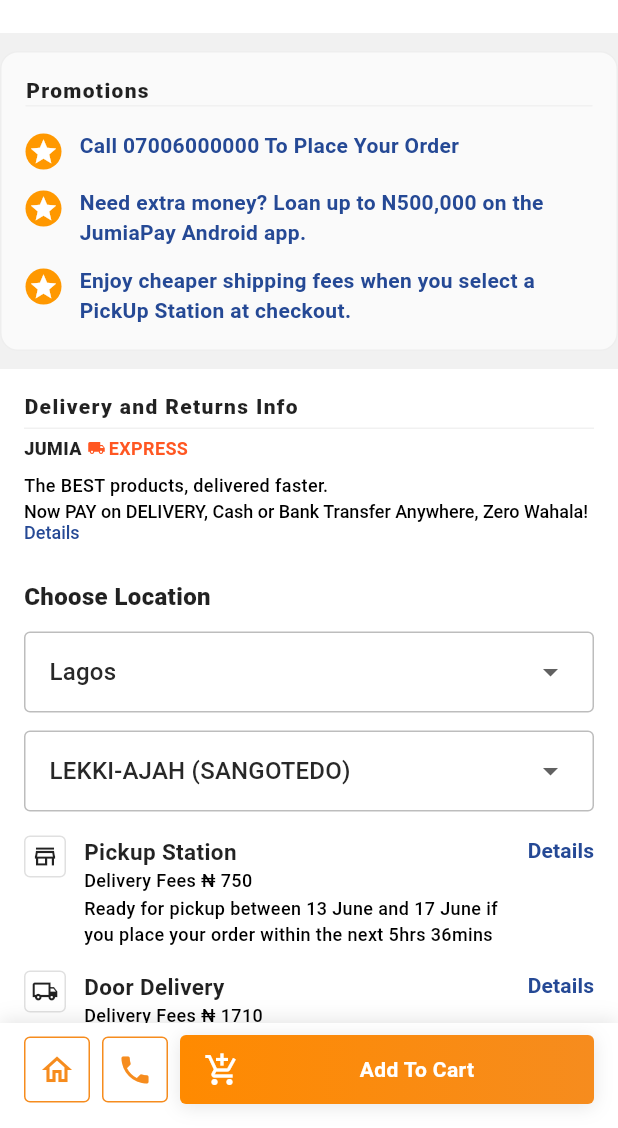
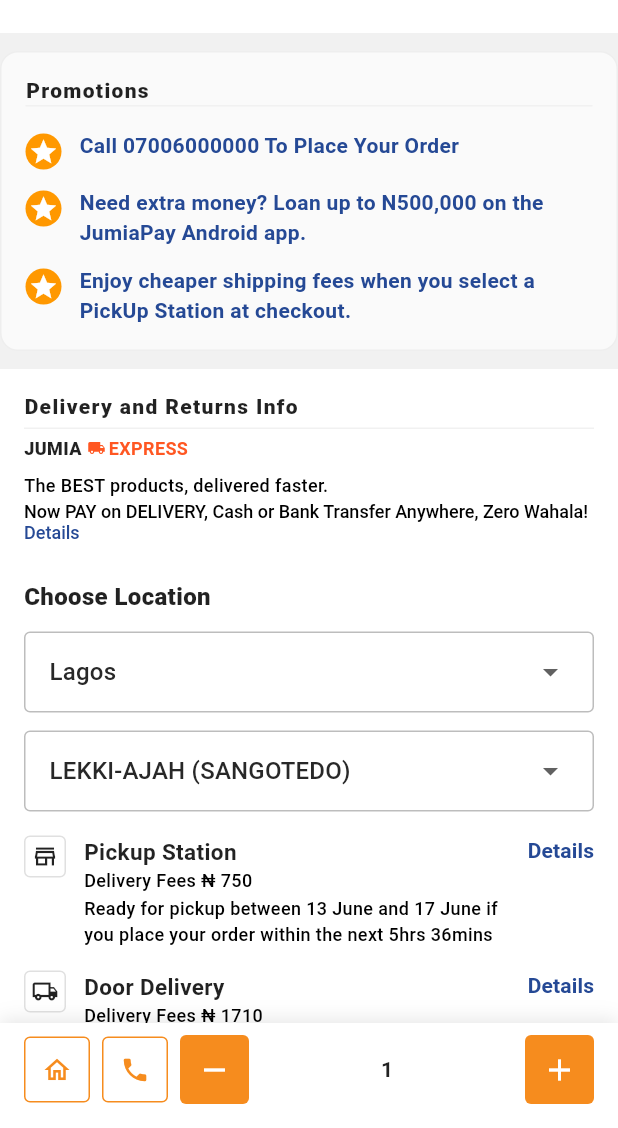
Before and after one commit to GreatGrant/jumia-clone, a Flutter app: the DetailsScreen screen opened directly with sample values from the repository, scrolled down 576 dp, after a tap on "Add To Cart", on a phone screen of 412 x 824 dp, the part 108-1236 px from its top. Run offline on Flutter 3.47's test engine with Material 3 defaults, Android fonts, the phone set to English and light mode, and no system bars; our stand-ins replace cached_network_image, carousel_slider, flutter_riverpod, flutter_svg, go_router, shimmer and 1 more; network calls fail.

Commit message:
handle cart state in persitant footer widget

```diff
--- /dev/null
+++ b/lib/cart_provider.dart
@@ -0,0 +1,141 @@
+import 'package:flutter_riverpod/flutter_riverpod.dart';
+import '../models/cart_item.dart';
+import '../models/product_model.dart';
+
+class CartNotifier extends StateNotifier<List<CartItem>> {
+  CartNotifier() : super([]);
+
+  void addToCart(ProductModel product) {
+    final existingIndex = state.indexWhere((item) => item.productId == product.id);
+
+    if (existingIndex >= 0) {
+      // Product already in cart, increment quantity if not exceeding stock
+      final existingItem = state[existingIndex];
+
+      if (existingItem.quantity < existingItem.maxStock) {
+        state = [
+          for (int i = 0; i < state.length; i++)
+            if (i == existingIndex)
+              existingItem.copyWith(quantity: existingItem.quantity + 1)
+            else
+              state[i]
+        ];
+      }
+    } else {
+      // New product, add to cart
+      final availableStock = _getAvailableStock(product);
+      if (availableStock > 0) {
+        final cartItem = CartItem(
+          productId: product.id,
+          title: product.title ?? 'Unnamed Product',
+          imageUrl: product.imageUrls.isNotEmpty ? product.imageUrls.first : '',
+          price: product.price,
+          quantity: 1,
+          maxStock: availableStock,
+          product: product,
+        );
+        state = [...state, cartItem];
+      }
+    }
+  }
+
+  void incrementQuantity(String productId) {
+    final existingIndex = state.indexWhere((item) => item.productId == productId);
+
+    if (existingIndex >= 0) {
+      final existingItem = state[existingIndex];
+      if (existingItem.quantity < existingItem.maxStock) {
+        state = [
+          for (int i = 0; i < state.length; i++)
+            if (i == existingIndex)
+              existingItem.copyWith(quantity: existingItem.quantity + 1)
+            else
+              state[i]
+        ];
+      }
+    }
+  }
+
+  void decrementQuantity(String productId) {
+    final existingIndex = state.indexWhere((item) => item.productId == productId);
+
+    if (existingIndex >= 0) {
+      final existingItem = state[existingIndex];
+      if (existingItem.quantity > 1) {
+        state = [
+          for (int i = 0; i < state.length; i++)
+            if (i == existingIndex)
+              existingItem.copyWith(quantity: existingItem.quantity - 1)
+            else
+              state[i]
+        ];
+      } else {
+        // Remove item if quantity would be 0
+        state = state.where((item) => item.productId != productId).toList();
+      }
+    }
+  }
+
+  void removeFromCart(String productId) {
+    state = state.where((item) => item.productId != productId).toList();
+  }
+
+  void clearCart() {
+    state = [];
+  }
+
+  int _getAvailableStock(ProductModel product) {
+    // Use itemsLeft from the product if available
+    if (product.itemsLeft != null && product.itemsLeft! > 0) {
+      return product.itemsLeft!;
+    }
+
+    // If itemsLeft is null or 0, but the product is marked as in stock,
+    // return a reasonable default
+    if (product.inStock) {
+      return 999; // Large number for unlimited-like stock
+    }
+
+    // Product is out of stock
+    return 0;
+  }
+}
+
+// Cart provider
+final cartProvider = StateNotifierProvider<CartNotifier, List<CartItem>>((ref) {
+  return CartNotifier();
+});
+
+// Cart item count provider
+final cartItemCountProvider = Provider<int>((ref) {
+  final cart = ref.watch(cartProvider);
+  return cart.fold(0, (total, item) => total + item.quantity);
+});
+
+// Cart total provider
+final cartTotalProvider = Provider<double>((ref) {
+  final cart = ref.watch(cartProvider);
+  return cart.fold(0.0, (total, item) => total + item.totalPrice);
+});
+
+// Provider to get cart item for a specific product
+final cartItemForProductProvider = Provider.family<CartItem?, String>((ref, productId) {
+  final cart = ref.watch(cartProvider);
+  try {
+    return cart.firstWhere((item) => item.productId == productId);
+  } catch (e) {
+    return null;
+  }
+});
+
+// Provider to check if product is in cart
+final isInCartProvider = Provider.family<bool, String>((ref, productId) {
+  final cartItem = ref.watch(cartItemForProductProvider(productId));
+  return cartItem != null;
+});
+
+// Provider to get quantity of specific product in cart
+final productQuantityInCartProvider = Provider.family<int, String>((ref, productId) {
+  final cartItem = ref.watch(cartItemForProductProvider(productId));
+  return cartItem?.quantity ?? 0;
+});
--- a/lib/screens/details_sreen.dart
+++ b/lib/screens/details_sreen.dart
@@ -377,17 +377,8 @@
         ),
       ),
       bottomNavigationBar: PersistentFooterWidget(
-        onHomePressed: () {
-          context.go('/home');
-        },
-        onCallPressed: () {
-          // Implement call functionality or navigate to contact page
-          print('Call pressed');
-        },
-        onAddToCartPressed: () {
-          // Implement add to cart logic
-          print('Add to cart pressed');
-        },
+        product: widget.product,
+
       ),
     );
   }
--- /dev/null
+++ b/lib/widgets/custom_icon_button.dart
@@ -0,0 +1,41 @@
+import 'package:flutter/material.dart';
+import 'package:jumia_clone/theme/colors.dart';
+
+class CustomIconButton extends StatelessWidget {
+  final IconData icon;
+  final VoidCallback? onPressed;
+  final double size;
+  final BorderRadius borderRadius;
+
+  const CustomIconButton({
+    super.key,
+    required this.icon,
+    required this.onPressed,
+    this.size = 44,
+    this.borderRadius = const BorderRadius.all(Radius.circular(4)),
+  });
+
+  @override
+  Widget build(BuildContext context) {
+    return Container(
+      width: size,
+      height: size,
+      decoration: BoxDecoration(
+        border: Border.all(color: AppColors.primary),
+        borderRadius: borderRadius,
+      ),
+      child: Material(
+        color: Colors.transparent,
+        child: InkWell(
+          onTap: onPressed,
+          borderRadius: borderRadius,
+          child: Icon(
+            icon,
+            color: AppColors.primary,
+            size: 20,
+          ),
+        ),
+      ),
+    );
+  }
+}
--- a/lib/widgets/persistent_footer_widget.dart
+++ b/lib/widgets/persistent_footer_widget.dart
@@ -1,25 +1,32 @@
 import 'package:flutter/material.dart';
 import 'package:flutter/services.dart';
+import 'package:flutter_riverpod/flutter_riverpod.dart';
 
-import '../theme/colors.dart'; // For SystemChrome
+import '../cart_provider.dart';
+import '../models/product_model.dart';
+import '../theme/colors.dart';
+import 'custom_icon_button.dart';
 
-
-class PersistentFooterWidget extends StatelessWidget {
+class PersistentFooterWidget extends ConsumerWidget {
   final VoidCallback? onHomePressed;
   final VoidCallback? onCallPressed;
-  final VoidCallback? onAddToCartPressed;
+  final ProductModel product;
 
   const PersistentFooterWidget({
     super.key,
     this.onHomePressed,
     this.onCallPressed,
-    this.onAddToCartPressed,
+    required this.product,
   });
 
   static const BorderRadius _buttonRadius = BorderRadius.all(Radius.circular(4));
 
   @override
-  Widget build(BuildContext context) {
+  Widget build(BuildContext context, WidgetRef ref) {
+    final isInCart = ref.watch(isInCartProvider(product.id));
+    final quantity = ref.watch(productQuantityInCartProvider(product.id));
+    final cartItem = ref.watch(cartItemForProductProvider(product.id));
+
     return Container(
       padding: const EdgeInsets.symmetric(horizontal: 16.0, vertical: 8.0),
       decoration: BoxDecoration(
@@ -36,16 +43,16 @@
         child: Row(
           children: [
             Padding(
-              padding: EdgeInsetsGeometry.only(bottom: 8),
-              child: _buildIconButton(
+              padding: const EdgeInsets.only(bottom: 8),
+              child: CustomIconButton(
                 icon: Icons.home_outlined,
                 onPressed: onHomePressed,
               ),
             ),
             const SizedBox(width: 8),
             Padding(
-              padding: EdgeInsetsGeometry.only(bottom: 8),
-              child: _buildIconButton(
+              padding: const EdgeInsets.only(bottom: 8),
+              child: CustomIconButton(
                 icon: Icons.phone,
                 onPressed: onCallPressed,
               ),
@@ -55,6 +62,19 @@
               child: Container(
                 margin: const EdgeInsets.only(bottom: 8),
                 height: 46,
+                child: isInCart
+                    ? _buildQuantityControls(ref, quantity, cartItem?.maxStock ?? 0)
+                    : _buildAddToCartButton(ref),
+              ),
+            ),
+          ],
+        ),
+      ),
+    );
+  }
+
+  Widget _buildAddToCartButton(WidgetRef ref) {
+    return Container(
       decoration: BoxDecoration(
         boxShadow: [
           BoxShadow(
@@ -63,7 +83,7 @@
             offset: const Offset(0, 2),
           ),
         ],
-                  gradient: LinearGradient(
+        gradient: const LinearGradient(
           colors: [Color(0xFFFF8A00), AppColors.primary],
           begin: Alignment.centerLeft,
           end: Alignment.centerRight,
@@ -73,12 +93,14 @@
       child: Material(
         color: Colors.transparent,
         child: InkWell(
-                    onTap: onAddToCartPressed,
+          onTap: () {
+            ref.read(cartProvider.notifier).addToCart(product);
+          },
           borderRadius: _buttonRadius,
           child: const Row(
             mainAxisAlignment: MainAxisAlignment.start,
             children: [
-                        SizedBox(width: 16), // Space before icon
+              SizedBox(width: 16),
               Icon(
                 Icons.add_shopping_cart_outlined,
                 color: Colors.white,
@@ -100,37 +122,107 @@
           ),
         ),
       ),
+    );
+  }
+
+  Widget _buildQuantityControls(WidgetRef ref, int quantity, int maxStock) {
+    final canDecrement = quantity > 0;
+    final canIncrement = quantity < maxStock;
+
+    return Row(
+      children: [
+        // Decrement Button
+        Container(
+          width: 46,
+          height: 46,
+          decoration: BoxDecoration(
+            color: canDecrement ? AppColors.primary : AppColors.grey300,
+            borderRadius: _buttonRadius,
+          ),
+          child: Material(
+            color: Colors.transparent,
+            child: InkWell(
+              onTap: canDecrement
+                  ? () {
+                ref.read(cartProvider.notifier).decrementQuantity(product.id);
+              }
+                  : null,
+              borderRadius: _buttonRadius,
+              child: Icon(
+                Icons.remove,
+                color: canDecrement ? Colors.white : Colors.grey[500],
+                size: 24,
+              ),
+            ),
+          ),
+        ),
+
+        const SizedBox(width: 8),
+
+        // Quantity Display
+        Expanded(
+          child: Container(
+            height: 46,
+            decoration: BoxDecoration(
+              color: Colors.white,
+              borderRadius: _buttonRadius,
+            ),
+            child: Center(
+              child: Text(
+                quantity.toString(),
+                style: const TextStyle(
+                  fontSize: 14,
+                  fontWeight: FontWeight.w600,
+                  color: AppColors.black87,
+                ),
+              ),
+            ),
+          ),
+        ),
+
+        const SizedBox(width: 8),
+
+        Container(
+          width: 46,
+          height: 46,
+          decoration: BoxDecoration(
+            color: AppColors.primary, // Always use primary color
+            borderRadius: _buttonRadius,
+          ),
+          child: Material(
+            color: Colors.transparent,
+            child: InkWell(
+              onTap: canIncrement
+                  ? () {
+                ref.read(cartProvider.notifier).incrementQuantity(product.id);
+              }
+                  : null,
+              borderRadius: _buttonRadius,
+              child: Stack(
+                children: [
+                  // Base Icon (always visible)
+                  Center(
+                    child: Icon(
+                      Icons.add,
+                      color: Colors.white,
+                      size: 24,
+                    ),
+                  ),
+
+                  // Reduced opacity overlay when disabled
+                  if (!canIncrement)
+                    Container(
+                      decoration: BoxDecoration(
+                        color: Colors.white.withValues(alpha: 0.7), // White overlay with 70% opacity
+                        borderRadius: _buttonRadius,
                       ),
                     ),
                 ],
               ),
             ),
-    );
-  }
-
-  Widget _buildIconButton({
-    required IconData icon,
-    required VoidCallback? onPressed,
-  }) {
-    return Container(
-      width: 44,
-      height: 44,
-      decoration: BoxDecoration(
-        border: Border.all(color: AppColors.primary),
-        borderRadius: _buttonRadius,
-      ),
-      child: Material(
-        color: Colors.transparent,
-        child: InkWell(
-          onTap: onPressed,
-          borderRadius: _buttonRadius,
-          child: Icon(
-            icon,
-            color: AppColors.primary,
-            size: 24,
           ),
         ),
-      ),
+      ],
     );
   }
 }
```
Also changed, not shown: lib/jumia_data.dart (+78 -2 lines), lib/models/cart_item.dart (added, +54 -0 lines). Lines whose indentation alone changed are shown as unchanged.
